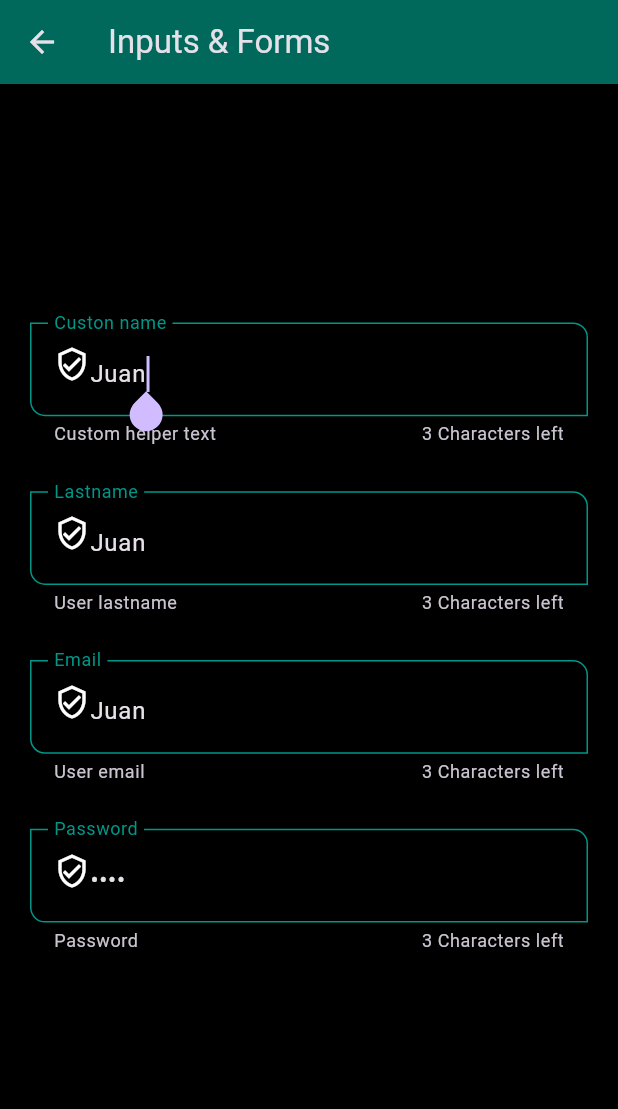
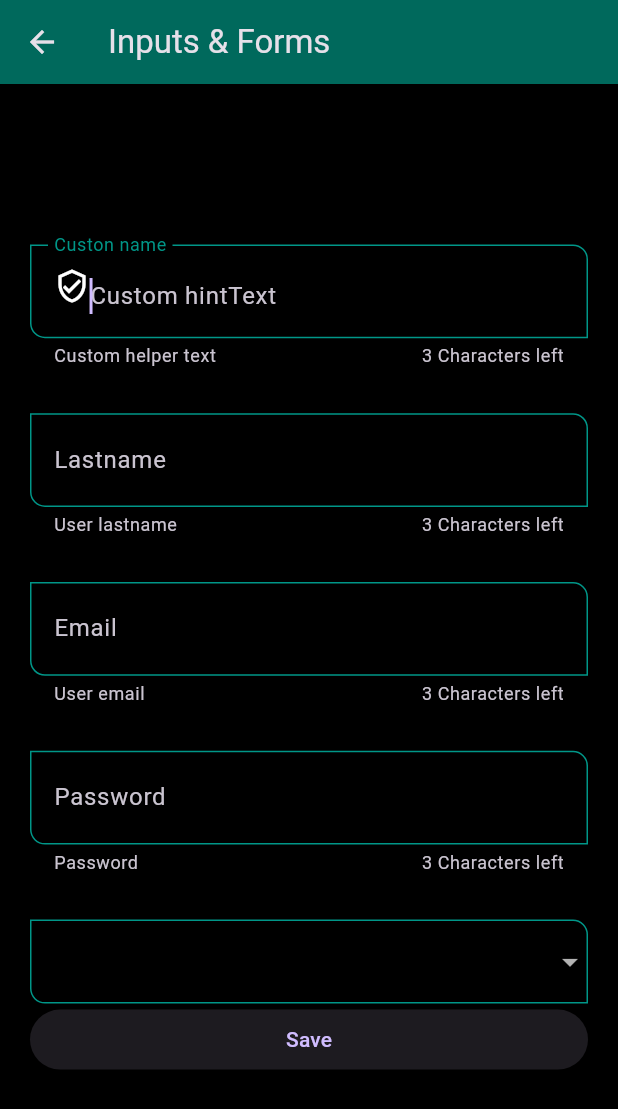
Before and after one commit to Juxn89/flutter-udemy, a Flutter app: the InputScreen screen opened by its route, on a phone screen of 412 x 824 dp. Shown: the top 1109 px of the screen. Run offline on Flutter 3.47's test engine with Material 3 defaults, Android fonts, the phone set to English and light mode, and no system bars.

Commit message:
Form, inputs cotrols and cumstom inputs.

```diff
--- a/lib/screens/inputs_screens.dart
+++ b/lib/screens/inputs_screens.dart
@@ -8,6 +8,15 @@ class InputScreen extends StatelessWidget {
 
 	@override
 	Widget build(BuildContext context) {
+		final GlobalKey<FormState> myFormKey = GlobalKey<FormState>();
+		final Map<String, String> formValues = {
+			'first_name': 'Juan',
+			'last_name': 'Gomez',
+			'email': 'my_email@email.com',
+			'password': '123456',
+			'role': 'Admin'
+		};
+
 		return Scaffold(
 			appBar: AppBar(
 				title: Text('Inputs & Forms'),
@@ -16,20 +25,55 @@ class InputScreen extends StatelessWidget {
 				 child: SingleChildScrollView(
 					child: Padding(
 						padding: EdgeInsets.symmetric(horizontal: 20, vertical: 10),
+						child: Form(
+							key: myFormKey,
 							child: Column(
 								children: [
-								CustomInputField(label: 'Custon name', helperText: 'Custom helper text', hintText: 'Custom hintText',),
+									CustomInputField(label: 'Custon name', helperText: 'Custom helper text', hintText: 'Custom hintText', formProperty: 'first_name', formValue: formValues,),
 									SizedBox(height: 30,),
 
-								CustomInputField(label: 'Lastname', helperText: 'User lastname', hintText: 'Lastname',),
+									CustomInputField(label: 'Lastname', helperText: 'User lastname', hintText: 'Lastname', formProperty: 'last_name', formValue: formValues,),
 									SizedBox(height: 30,),
 
-								CustomInputField(label: 'Email', helperText: 'User email', hintText: 'Email', textInputType: TextInputType.emailAddress, ),
+									CustomInputField(label: 'Email', helperText: 'User email', hintText: 'Email', textInputType: TextInputType.emailAddress, formProperty: 'email', formValue: formValues, ),
 									SizedBox(height: 30,),
 
-								CustomInputField(label: 'Password', helperText: 'Password', hintText: 'Password', obscureText: true, ),
+									CustomInputField(label: 'Password', helperText: 'Password', hintText: 'Password', obscureText: true, formProperty: 'password', formValue: formValues, ),
 									SizedBox(height: 30,),
+
+									DropdownButtonFormField(
+										items: [
+											DropdownMenuItem(value: 'Admin', child: Text('Admin'),),
+											DropdownMenuItem(value: 'Superuser', child: Text('Superuser'),),
+											DropdownMenuItem(value: 'Developer', child: Text('Developer'),),
+											DropdownMenuItem(value: 'Jr. Developer', child: Text('Jr. Developer'),),
 										],
+										onChanged: (value) {
+											formValues['role'] = value ?? 'Admin';
+										}
+									),
+
+									ElevatedButton(
+										onPressed: (){
+											// * Print form values
+											//! Alert
+											// Todo: Print form values
+
+											FocusScope.of(context).requestFocus( FocusNode() );
+
+											if(!myFormKey.currentState!.validate()) {
+												print('Form is not valid');
+												return;
+											}
+											print(formValues);
+										},
+										child: SizedBox(
+											width: double.infinity,
+											child: Center( child: Text('Save') ) ,
+										)
+									)
+								],
+							),
 						),
 					),
 				 ),
--- a/lib/widgets/custom_input_field.dart
+++ b/lib/widgets/custom_input_field.dart
@@ -9,16 +9,26 @@ class CustomInputField extends StatelessWidget {
 	final TextInputType? textInputType;
 	final bool obscureText;
 
+	final String formProperty;
+	final Map<String, dynamic> formValue;
+
   const CustomInputField({
-    super.key, this.hintText, this.label, this.helperText, this.icon, this.suffixIcon, this.textInputType,
-		this.obscureText = false
+    super.key,
+		this.hintText,
+		this.label,
+		this.helperText,
+		this.icon,
+		this.suffixIcon,
+		this.textInputType,
+		this.obscureText = false,
+		required this.formProperty,
+		required this.formValue
   });
 
   @override
   Widget build(BuildContext context) {
     return TextFormField(
     	autofocus: true,
-    	initialValue: 'Juan',
 			keyboardType: textInputType,
 			obscureText: obscureText,
     	textCapitalization: TextCapitalization.words,
@@ -42,9 +52,7 @@ class CustomInputField extends StatelessWidget {
     		// 	)
     		// )
     	),
-    	onChanged: (value) {
-    		print('Value: $value');
-    	},
+    	onChanged: (value) => formValue[formProperty] = value,
     	// autovalidateMode: AutovalidateMode.always,
     	autovalidateMode: AutovalidateMode.onUserInteraction,
     	validator: (value) {
```
Lines whose indentation alone changed are shown as unchanged.
